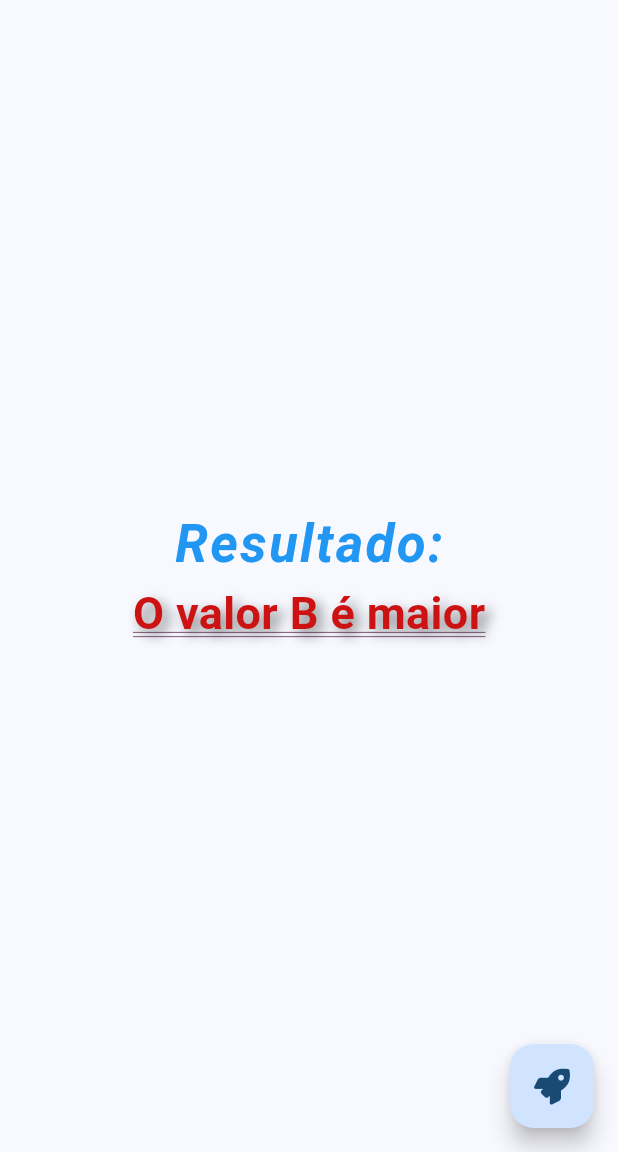
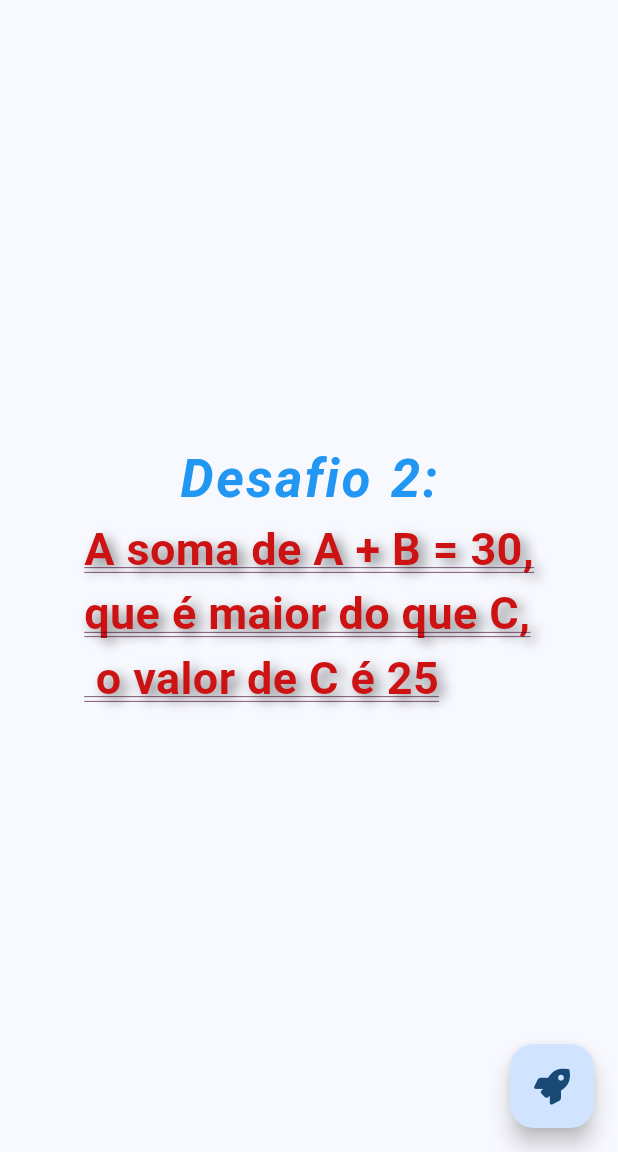
Before and after one commit to MateusOliveira991/projeto-flutter-modulo2, a Flutter app: the screen it shows after launch, after a tap on an icon or button, on a phone screen of 412 x 824 dp, the part 84-1236 px from its top. Run offline on Flutter 3.47's test engine with Material 3 defaults, Android fonts, the phone set to English and light mode, and no system bars; our stand-ins replace font_awesome_flutter.

Commit message:
feat: criando e exibindo o resultado do metodo de soma e comparacao do desafio 2

```diff
--- a/lib/main.dart
+++ b/lib/main.dart
@@ -43,6 +43,9 @@ class _MyHomePageState extends State<MyHomePage> {
     });
   }
 
+  // Crie uma função que inicialize dois valores inteiros (A e B). Como resultado, mostre
+  // na tela qual é o maior valor.
+
   void _desafio1() {
     int valorA = 10;
     int valorB = 20;
@@ -56,7 +59,30 @@ class _MyHomePageState extends State<MyHomePage> {
     }
 
     setState(() {
-    _result.toString();
+      _result.toString();
+    });
+  }
+
+  //Crie uma função que inicialize os valores de A, B, C. Como resultado, mostre na tela a
+  //soma entre A e B e se a soma é maior ou menor do que C
+
+  void _desafio2() {
+    int valorA = 10;
+    int valorB = 20;
+    int valorC = 25;
+    int soma = valorA + valorB;
+
+    setState(() {
+      if (soma > valorC) {
+        _result =
+            'A soma de A + B = $soma,\nque é maior do que C,\n o valor de C é $valorC';
+      } else if (soma < valorC) {
+        _result =
+            'A soma de A + B = $soma,\nque é menor do que C,\n o valor de C é $valorC';
+      } else {
+        _result =
+            'A soma de A + B = $soma,\nque é igual a C,\n o valor de C é $valorC';
+      }
     });
   }
 
@@ -72,7 +98,7 @@ class _MyHomePageState extends State<MyHomePage> {
           mainAxisAlignment: MainAxisAlignment.center,
           children: <Widget>[
             const Text(
-              'Resultado:',
+              'Desafio 2:',
               style: TextStyle(
                 fontSize: 35,
                 fontWeight: FontWeight.bold,
@@ -107,10 +133,10 @@ class _MyHomePageState extends State<MyHomePage> {
         ),
       ),
       floatingActionButton: FloatingActionButton(
-        onPressed: _desafio1,
-        tooltip: '_desafio1',
+        onPressed: _desafio2,
+        tooltip: '_desafio2',
         child: const Icon(FontAwesomeIcons.rocket),
-      ), // This trailing comma makes auto-formatting nicer for build methods.
+      ),
     );
   }
 }
```
